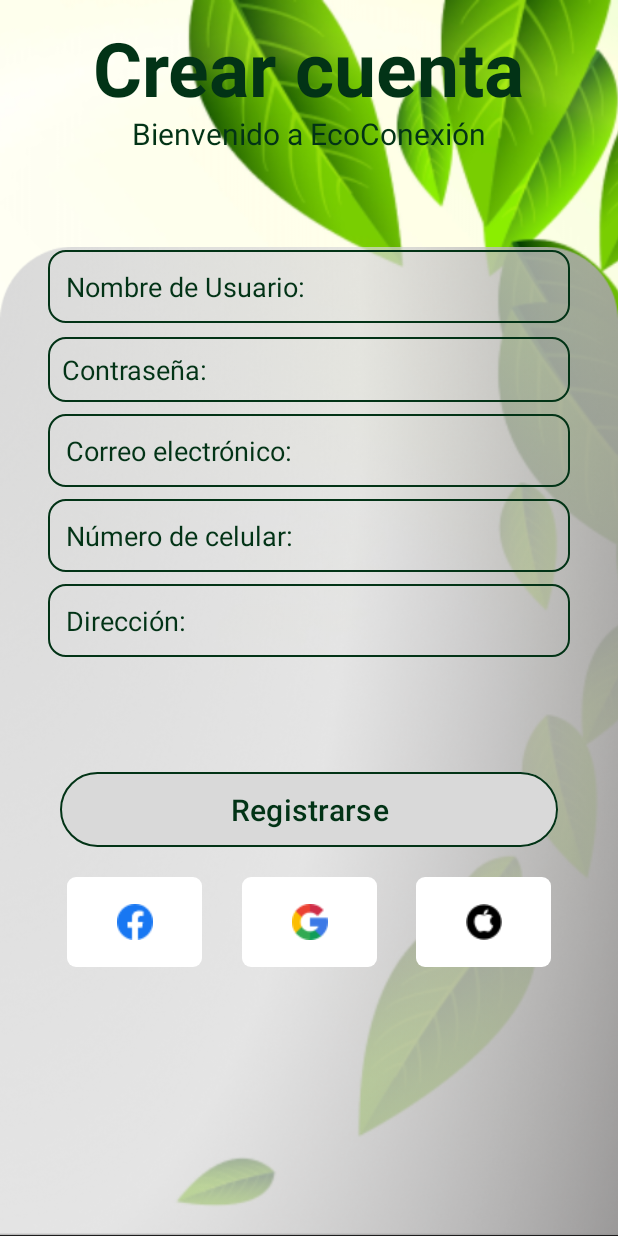
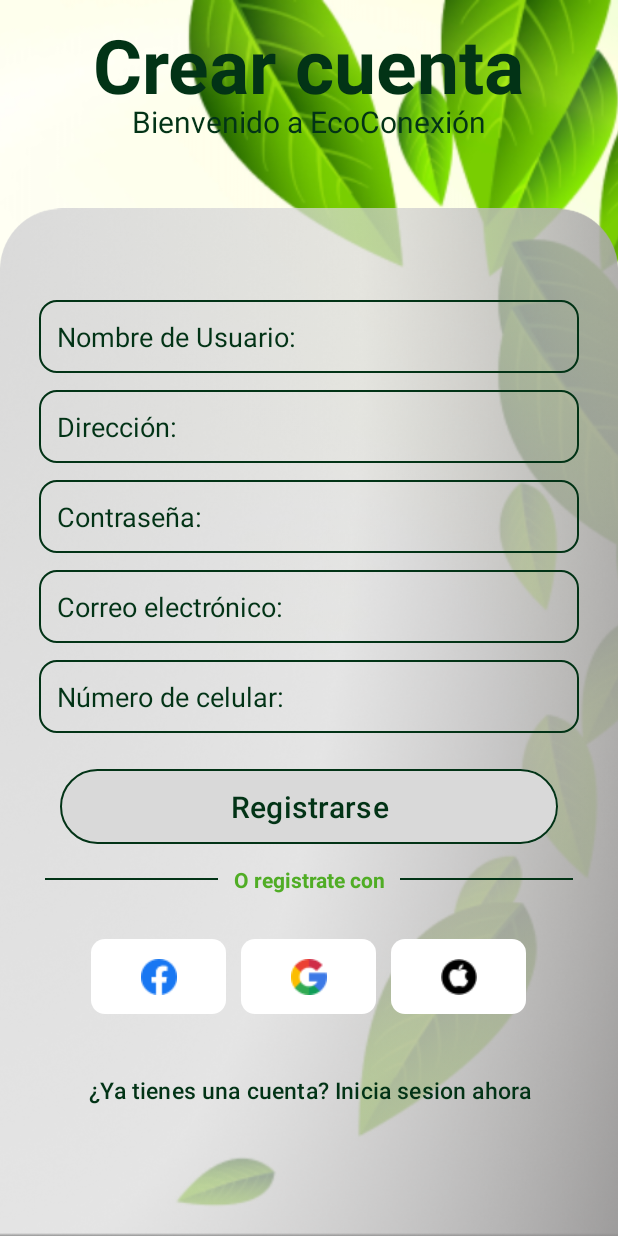
Before and after one commit to JDQN/Eco-Conexion, an Android app: the screen it shows after launch (CrearCuenta before the commit, CrearCuentaActivity after it), after a tap on "Registrarse", on a phone screen of 412 x 824 dp. Run offline under Robolectric (Android 15) with nearby library versions, the phone set to English and light mode, and no system bars; libraries missing offline, so code that uses them is left out: jp.wasabeef.glide; 1 statement that could not run was skipped.

Commit message:
Refactory(se realizan canbios en la activity iniciar sesion)

```diff
--- a/app/src/main/AndroidManifest.xml
+++ b/app/src/main/AndroidManifest.xml
@@ -13,10 +13,13 @@
         android:theme="@style/Theme.EcoConexion"
         tools:targetApi="31">
         <activity
+            android:name=".IniciarSesionActivity"
+            android:exported="false" />
+        <activity
             android:name=".MainActivity2"
             android:exported="false" />
         <activity
-            android:name=".CrearCuenta"
+            android:name=".CrearCuentaActivity"
             android:exported="false" />
         <activity
             android:name=".MainActivity"
--- a/app/src/main/java/com/co/ecoconexion/CrearCuenta.java
+++ /dev/null
@@ -1,25 +0,0 @@
-package com.co.ecoconexion;
-
-import androidx.appcompat.app.AppCompatActivity;
-
-import android.graphics.RenderEffect;
-import android.graphics.Shader;
-import android.os.Build;
-import android.os.Bundle;
-import android.widget.ImageView;
-
-
-import com.bumptech.glide.GenericTransitionOptions;
-import com.bumptech.glide.Glide;
-
-
-import jp.wasabeef.glide.transformations.BlurTransformation;;
-
-public class CrearCuenta extends AppCompatActivity {
-
-    @Override
-    protected void onCreate(Bundle savedInstanceState) {
-        super.onCreate(savedInstanceState);
-        setContentView(R.layout.activity_crear_cuenta);
-    }
-}
--- /dev/null
+++ b/app/src/main/java/com/co/ecoconexion/CrearCuentaActivity.java
@@ -0,0 +1,15 @@
+package com.co.ecoconexion;
+
+import androidx.appcompat.app.AppCompatActivity;
+import android.os.Bundle;
+
+
+public class CrearCuentaActivity extends AppCompatActivity {
+
+    @Override
+    protected void onCreate(Bundle savedInstanceState) {
+        super.onCreate(savedInstanceState);
+        setContentView(R.layout.activity_crear_cuenta);
+
+    }
+}
--- /dev/null
+++ b/app/src/main/java/com/co/ecoconexion/IniciarSesionActivity.java
@@ -0,0 +1,14 @@
+package com.co.ecoconexion;
+
+import androidx.appcompat.app.AppCompatActivity;
+
+import android.os.Bundle;
+
+public class IniciarSesionActivity extends AppCompatActivity {
+
+    @Override
+    protected void onCreate(Bundle savedInstanceState) {
+        super.onCreate(savedInstanceState);
+        setContentView(R.layout.activity_iniciar_sesion);
+    }
+}
--- a/app/src/main/java/com/co/ecoconexion/MainActivity.java
+++ b/app/src/main/java/com/co/ecoconexion/MainActivity.java
@@ -2,8 +2,6 @@ package com.co.ecoconexion;
 
 import androidx.appcompat.app.AppCompatActivity;
 import android.content.Intent;
-import android.graphics.RenderEffect;
-import android.graphics.Shader;
 import android.os.Build;
 import android.os.Bundle;
 import android.view.View;
@@ -35,8 +33,7 @@ public class MainActivity extends AppCompatActivity  {
     }
 
     public void crearNuevaCuenta(View view) {
-        Intent intent = new Intent(this, CrearCuenta.class);
+        Intent intent = new Intent(this, CrearCuentaActivity.class);
         startActivity(intent);
     }
-
 }
--- a/app/src/main/res/drawable/rounded_button_background.xml
+++ b/app/src/main/res/drawable/rounded_button_background.xml
@@ -1,5 +1,5 @@
 <?xml version="1.0" encoding="utf-8"?>
 <shape xmlns:android="http://schemas.android.com/apk/res/android">
     <solid android:color="#ffffff" /> <!-- Color de fondo -->
-    <corners android:radius="6dp" /> <!-- Radio de las esquinas en dp -->
+    <corners android:radius="9dp" /> <!-- Radio de las esquinas en dp -->
 </shape>
--- a/app/src/main/res/layout/activity_crear_cuenta.xml
+++ b/app/src/main/res/layout/activity_crear_cuenta.xml
@@ -4,7 +4,7 @@
     xmlns:tools="http://schemas.android.com/tools"
     android:layout_width="match_parent"
     android:layout_height="match_parent"
-    tools:context=".CrearCuenta">
+    tools:context=".CrearCuentaActivity">
 
     <ImageView
         android:id="@+id/rectangle"
@@ -17,22 +17,22 @@
         app:srcCompat="@drawable/img_bg7" />
 
     <ImageView
-        android:id="@+id/imageView23"
-        android:layout_width="wrap_content"
-        android:layout_height="wrap_content"
-        android:layout_marginBottom="-70dp"
+        android:id="@+id/ImgBlur"
+        android:layout_width="match_parent"
+        android:layout_height="match_parent"
+        android:layout_marginBottom="-140dp"
         android:foregroundGravity="center_horizontal|fill"
         app:layout_constraintBottom_toBottomOf="parent"
         app:layout_constraintEnd_toEndOf="parent"
         app:layout_constraintHorizontal_bias="0.0"
         app:layout_constraintStart_toStartOf="parent"
-        app:srcCompat="@drawable/blur2" />
+        app:srcCompat="@drawable/blur" />
 
     <TextView
         android:id="@+id/textView"
         android:layout_width="wrap_content"
         android:layout_height="wrap_content"
-        android:layout_marginTop="11dp"
+        android:layout_marginTop="9dp"
         android:text="@string/crear_cuenta"
         android:textColor="@color/verde_oscuro"
         android:textSize="50sp"
@@ -45,7 +45,7 @@
         android:id="@+id/textView2"
         android:layout_width="wrap_content"
         android:layout_height="wrap_content"
-        android:layout_marginTop="-3dp"
+        android:layout_marginTop="-9dp"
         android:text="@string/bienvenido_eco_conexion"
         android:textColor="@color/verde_oscuro"
         android:textSize="20sp"
@@ -56,18 +56,35 @@
 
 
     <!-- Aqui creamos los campos del formulario-->
+
+    <LinearLayout
+        android:layout_width="match_parent"
+        android:layout_height="match_parent"
+        android:gravity="center"
+        android:orientation="vertical"
+        app:layout_constraintBottom_toBottomOf="parent"
+        app:layout_constraintTop_toTopOf="parent"
+        tools:layout_editor_absoluteX="42dp">
+
+        <LinearLayout
+            android:id="@+id/Formulario"
+            android:layout_width="match_parent"
+            android:layout_height="wrap_content"
+            android:layout_marginLeft="26dp"
+            android:layout_marginTop="130dp"
+            android:layout_marginRight="26dp"
+            android:orientation="vertical"
+            app:layout_constraintTop_toBottomOf="@+id/textView2">
+
             <EditText
-        android:id="@+id/user"
-        android:layout_width="0dp"
+                android:id="@+id/user2"
+                android:layout_width="match_parent"
                 android:layout_height="wrap_content"
-        android:layout_marginStart="32dp"
-        android:layout_marginTop="64dp"
-        android:layout_marginEnd="32dp"
                 android:background="@drawable/rounded_green_border"
                 android:ems="10"
                 android:hint="@string/nombre_usuario"
+                android:padding="12dp"
                 android:textColorHint="@color/verde_oscuro"
-        android:padding="12dp"
                 app:layout_constraintEnd_toEndOf="parent"
                 app:layout_constraintHorizontal_bias="0.0"
                 app:layout_constraintStart_toStartOf="parent"
@@ -75,11 +92,9 @@
 
             <EditText
                 android:id="@+id/direccion2"
-        android:layout_width="0dp"
+                android:layout_width="match_parent"
                 android:layout_height="wrap_content"
-        android:layout_marginStart="32dp"
-        android:layout_marginTop="8dp"
-        android:layout_marginEnd="32dp"
+                android:layout_marginTop="11dp"
                 android:background="@drawable/rounded_green_border"
                 android:ems="10"
                 android:hint="@string/direccion"
@@ -92,29 +107,25 @@
 
             <EditText
                 android:id="@+id/contraseña2"
-        android:layout_width="0dp"
+                android:layout_width="match_parent"
                 android:layout_height="wrap_content"
-        android:layout_marginStart="32dp"
-        android:layout_marginTop="9dp"
-        android:layout_marginEnd="32dp"
-        android:padding="9dp"
+                android:layout_marginTop="11dp"
+                android:background="@drawable/rounded_green_border"
                 android:ems="10"
                 android:hint="@string/password"
+                android:inputType="textPassword"
+                android:padding="12dp"
                 android:textColorHint="@color/verde_oscuro"
                 app:layout_constraintEnd_toEndOf="parent"
                 app:layout_constraintHorizontal_bias="0.0"
                 app:layout_constraintStart_toStartOf="parent"
-        app:layout_constraintTop_toBottomOf="@+id/user"
-        android:inputType="textPassword"
-        android:background="@drawable/rounded_green_border"/>
+                app:layout_constraintTop_toBottomOf="@+id/user" />
 
             <EditText
                 android:id="@+id/email2"
-        android:layout_width="0dp"
+                android:layout_width="match_parent"
                 android:layout_height="wrap_content"
-        android:layout_marginStart="32dp"
-        android:layout_marginTop="8dp"
-        android:layout_marginEnd="32dp"
+                android:layout_marginTop="11dp"
                 android:background="@drawable/rounded_green_border"
                 android:ems="10"
                 android:hint="@string/correo_electronico"
@@ -127,11 +138,9 @@
 
             <EditText
                 android:id="@+id/numero_celular2"
-        android:layout_width="0dp"
+                android:layout_width="match_parent"
                 android:layout_height="wrap_content"
-        android:layout_marginStart="32dp"
-        android:layout_marginTop="8dp"
-        android:layout_marginEnd="32dp"
+                android:layout_marginTop="11dp"
                 android:background="@drawable/rounded_green_border"
                 android:ems="10"
                 android:hint="@string/numero_celular"
@@ -142,15 +151,16 @@
                 app:layout_constraintStart_toStartOf="parent"
                 app:layout_constraintTop_toBottomOf="@+id/email2" />
 
+        </LinearLayout>
+
         <LinearLayout
-        android:id="@+id/linearLayout"
+            android:id="@+id/BtnRegistrar"
             android:layout_width="match_parent"
             android:layout_height="wrap_content"
-        android:layout_marginTop="40dp"
+            android:layout_marginTop="20dp"
             android:clipToPadding="true"
             android:orientation="vertical"
-        app:layout_constraintBottom_toBottomOf="parent"
-        app:layout_constraintTop_toBottomOf="@+id/user">
+            app:layout_constraintBottom_toBottomOf="parent">
 
             <Button
                 android:id="@+id/ingresar2"
@@ -171,50 +181,113 @@
 
         </LinearLayout>
 
+        <LinearLayout
+            android:layout_width="match_parent"
+            android:layout_height="wrap_content"
+            android:layout_margin="10dp"
+            android:gravity="center"
+            android:orientation="horizontal"
+            android:paddingLeft="20dp"
+            android:paddingRight="20dp"
+            app:layout_constraintBottom_toBottomOf="parent"
+            app:layout_constraintEnd_toEndOf="parent"
+            app:layout_constraintStart_toStartOf="parent"
+            app:layout_constraintTop_toTopOf="parent">
+
+            <!-- Línea o elemento a la izquierda -->
+            <View
+                android:layout_width="0dp"
+                android:layout_height="1dp"
+                android:layout_weight="1"
+                android:background="@color/verde_oscuro" />
+
+            <!-- Texto central -->
+            <TextView
+                android:id="@+id/textView4"
+                android:layout_width="wrap_content"
+                android:layout_height="wrap_content"
+                android:layout_marginLeft="10dp"
+                android:layout_marginRight="10dp"
+                android:gravity="center"
+                android:text="@string/o_registrate_con"
+                android:textColor="@color/verde_claro"
+                android:textStyle="bold" />
+
+            <!-- Línea o elemento a la derecha -->
+            <View
+                android:layout_width="0dp"
+                android:layout_height="1dp"
+                android:layout_weight="1"
+                android:background="@color/verde_oscuro" />
+        </LinearLayout>
+
+        <LinearLayout
+            android:layout_width="match_parent"
+            android:layout_height="wrap_content"
+            android:layout_marginTop="20dp"
+            android:gravity="center"
+            android:orientation="horizontal"
+            app:layout_constraintEnd_toEndOf="parent"
+            app:layout_constraintStart_toStartOf="parent"
+            app:layout_constraintVertical_bias="0.90"
+            tools:layout_editor_absoluteY="525dp">
+
             <ImageButton
-        android:id="@+id/btnFacebook"
+                android:id="@+id/btnFacebook2"
                 android:layout_width="90dp"
-        android:layout_height="60dp"
-        android:layout_marginTop="16dp"
-        android:layout_marginEnd="100dp"
+                android:layout_height="50dp"
                 android:background="@drawable/rounded_button_background"
                 android:contentDescription="@string/facebook_button_description"
                 android:scaleType="center"
                 app:layout_constraintEnd_toEndOf="parent"
-        app:layout_constraintHorizontal_bias="0.2"
                 app:layout_constraintStart_toStartOf="parent"
-        app:layout_constraintTop_toBottomOf="@+id/linearLayout"
+                app:layout_constraintTop_toBottomOf="@+id/BtnRegistrar"
                 app:srcCompat="@drawable/facebook1" />
 
             <ImageButton
-        android:id="@+id/btnGoogle"
+                android:id="@+id/btnGoogle2"
                 android:layout_width="90dp"
-        android:layout_height="60dp"
-        android:layout_marginStart="9dp"
-        android:layout_marginTop="16dp"
-        android:layout_marginEnd="9dp"
+                android:layout_height="50dp"
+                android:layout_marginLeft="10dp"
+                android:layout_marginRight="10dp"
                 android:background="@drawable/rounded_button_background"
                 android:contentDescription="google_button_description"
                 android:scaleType="center"
                 app:layout_constraintEnd_toEndOf="parent"
                 app:layout_constraintStart_toStartOf="parent"
-        app:layout_constraintTop_toBottomOf="@+id/linearLayout"
+                app:layout_constraintTop_toBottomOf="@+id/BtnRegistrar"
                 app:srcCompat="@drawable/google1" />
 
             <ImageButton
-        android:id="@+id/btnMac"
+                android:id="@+id/btnMac2"
                 android:layout_width="90dp"
-        android:layout_height="60dp"
-        android:layout_marginStart="100dp"
-        android:layout_marginTop="16dp"
+                android:layout_height="50dp"
                 android:background="@drawable/rounded_button_background"
                 android:contentDescription="@string/mac_button_description"
                 android:scaleType="center"
                 app:layout_constraintEnd_toEndOf="parent"
-        app:layout_constraintHorizontal_bias="0.8"
                 app:layout_constraintStart_toStartOf="parent"
-        app:layout_constraintTop_toBottomOf="@+id/linearLayout"
+                app:layout_constraintTop_toBottomOf="@+id/BtnRegistrar"
                 app:srcCompat="@drawable/manzana1" />
+        </LinearLayout>
+
+        <Button
+            android:id="@+id/yaTienesCuenta3"
+            android:layout_width="match_parent"
+            android:layout_height="wrap_content"
+            android:layout_marginLeft="20dp"
+            android:layout_marginTop="30dp"
+            android:layout_marginRight="20dp"
+            android:gravity="center_horizontal"
+            android:text="@string/ya_tienes_cuenta"
+            android:textColor="@color/verde_oscuro"
+            android:textSize="15sp"
+            android:background="?attr/selectableItemBackground"
+            app:layout_constraintBottom_toBottomOf="@+id/rectangle"
+            app:layout_constraintEnd_toEndOf="parent"
+            app:layout_constraintStart_toStartOf="parent" />
+
+    </LinearLayout>
 
 
 </androidx.constraintlayout.widget.ConstraintLayout>
--- /dev/null
+++ b/app/src/main/res/layout/activity_iniciar_sesion.xml
@@ -0,0 +1,9 @@
+<?xml version="1.0" encoding="utf-8"?>
+<androidx.constraintlayout.widget.ConstraintLayout xmlns:android="http://schemas.android.com/apk/res/android"
+    xmlns:app="http://schemas.android.com/apk/res-auto"
+    xmlns:tools="http://schemas.android.com/tools"
+    android:layout_width="match_parent"
+    android:layout_height="match_parent"
+    tools:context=".IniciarSesionActivity">
+
+</androidx.constraintlayout.widget.ConstraintLayout>
--- a/app/src/main/res/layout/layout_main.xml
+++ b/app/src/main/res/layout/layout_main.xml
@@ -69,13 +69,14 @@
             android:text="@string/ingresar"
             android:textColor="#023316"
             android:textSize="20sp"
-            app:strokeColor="#023316" />
+            app:strokeColor="#023316"
+            android:onClick="iniciarSesion"/>
     </LinearLayout>
 
 
     <!-- Aqui tenemos los dos textos -->
     <TextView
-        android:id="@+id/textView"
+        android:id="@+id/crear_cuenta"
         android:layout_width="wrap_content"
         android:layout_height="wrap_content"
         android:text="@string/eco"
@@ -83,21 +84,21 @@
         android:textSize="50dp"
         android:textStyle="bold"
         app:layout_constraintTop_toTopOf="parent"
-        app:layout_constraintBottom_toTopOf="@+id/textView2"
+        app:layout_constraintBottom_toTopOf="@+id/bienvenido_ecoConexion"
         app:layout_constraintStart_toStartOf="parent"
         app:layout_constraintEnd_toEndOf="parent"
         app:layout_constraintBottom_toBottomOf="parent"
         android:layout_marginTop="20dp"/>
 
     <TextView
-        android:id="@+id/textView2"
+        android:id="@+id/bienvenido_ecoConexion"
         android:layout_width="wrap_content"
         android:layout_height="wrap_content"
         android:text="@string/conexion"
         android:textColor="@color/verde_oscuro"
         android:textSize="50dp"
         android:textStyle="bold"
-        app:layout_constraintTop_toBottomOf="@+id/textView"
+        app:layout_constraintTop_toBottomOf="@+id/crear_cuenta"
         app:layout_constraintStart_toStartOf="parent"
         app:layout_constraintEnd_toEndOf="parent" />
 
--- a/app/src/main/res/values/strings.xml
+++ b/app/src/main/res/values/strings.xml
@@ -27,5 +27,6 @@
     <string name="facebook_button_description">Botón de Facebook</string>
     <string name="google_button_description">Botón de Google</string>
     <string name="mac_button_description">Botón de Mac</string>
+    <string name="ya_tienes_cuenta">¿Ya tienes una cuenta? Inicia sesion ahora</string>
 
 </resources>
```
Also changed, not shown: app/src/main/res/drawable/blur.png (added). Lines whose indentation alone changed are shown as unchanged.
